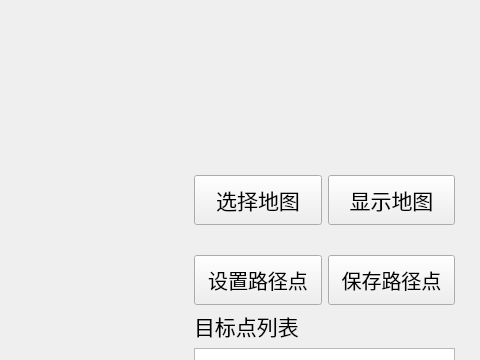
Above: robot2077/src/robot2077_ui/ui/navigation_dialog.ui from sebuaa2020/Team208 before the change; both pictures show x 476 to 956 and y 0 to 360 of the 956 by 652 pixel window. Below: the same form after it.
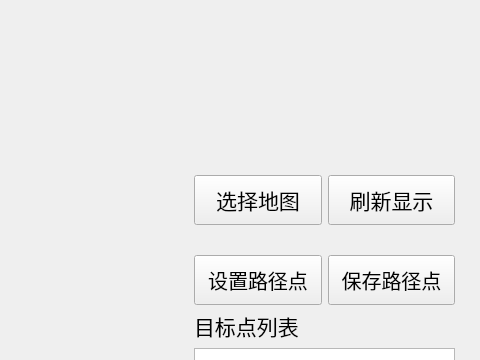
That is the form after the change.

Patch:
```diff
--- a/robot2077/src/robot2077_ui/ui/navigation_dialog.ui
+++ b/robot2077/src/robot2077_ui/ui/navigation_dialog.ui
@@ -159,7 +159,7 @@
        </font>
       </property>
       <property name="text">
-       <string>显示地图</string>
+       <string>刷新显示</string>
       </property>
      </widget>
     </item>
```
